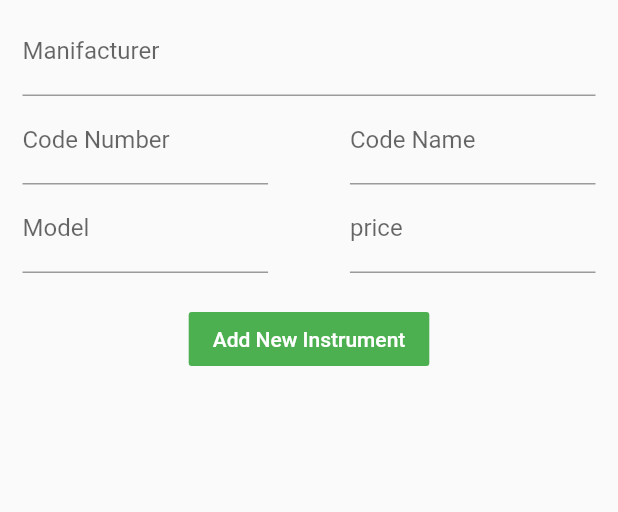
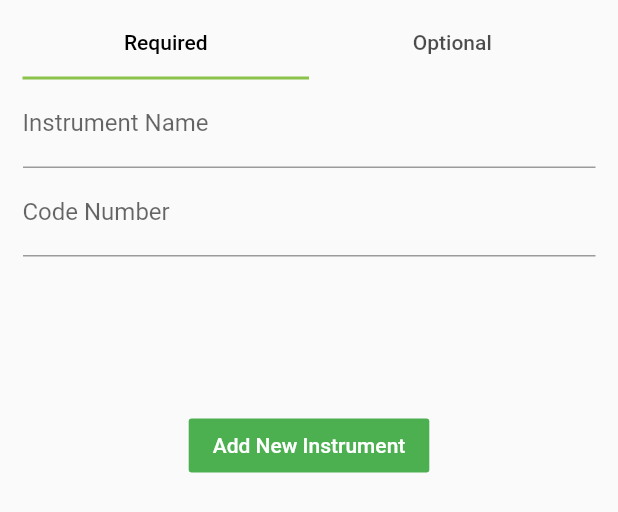
Before and after one commit to Asafvm/project_ts_2020, a Flutter app: the AddInstrumentForm widget shown alone on an empty page, opened directly, on a phone screen of 412 x 824 dp. Shown: the top 512 px of the screen. Run offline on Flutter 3.47's test engine with Material 2 defaults, Android fonts, the phone set to English and light mode, and no system bars; our stand-ins replace cloud_firestore, cloud_functions, contacts_service, file_picker, firebase_auth, firebase_storage; missing offline and left inert: flutter_pdfview, positioned_tap_detector; accounts and stored records are empty.

Commit message:
menu optimizations

```diff
--- a/lib/main.dart
+++ b/lib/main.dart
@@ -1,14 +1,9 @@
-import 'package:cloud_firestore/cloud_firestore.dart';
 import 'package:flutter/material.dart';
 import 'package:teamshare/providers/authentication.dart';
-import 'package:teamshare/providers/team_provider.dart';
 import 'package:teamshare/screens/admin_menu_screen.dart';
 import 'package:teamshare/screens/login_screen.dart';
 import 'package:teamshare/screens/main_screen.dart';
 import 'package:provider/provider.dart';
-
-import 'models/instrument.dart';
-import 'models/part.dart';
 
 void main() {
   runApp(TeamShare());
--- a/lib/providers/firebase_firestore_provider.dart
+++ b/lib/providers/firebase_firestore_provider.dart
@@ -4,8 +4,6 @@ import 'package:teamshare/models/instrument.dart';
 import 'package:teamshare/models/instrument_instance.dart';
 import 'package:teamshare/models/part.dart';
 import 'package:teamshare/providers/team_provider.dart';
-import 'package:http/http.dart' as http;
-import 'dart:convert' as json;
 
 import 'authentication.dart';
 
--- a/lib/widgets/add_instrument_form.dart
+++ b/lib/widgets/add_instrument_form.dart
@@ -47,19 +47,40 @@ class _AddInstrumentFormState extends State<AddInstrumentForm> {
                 bottom: MediaQuery.of(context).viewInsets.bottom + 10),
             child: Form(
               key: _instrumentForm,
+              child: DefaultTabController(
+                initialIndex: 0,
+                length: 2,
                 child: Column(
-                // mainAxisSize: MainAxisSize.min,
-                mainAxisAlignment: MainAxisAlignment.spaceAround,
+                  mainAxisSize: MainAxisSize.max,
+                  //mainAxisAlignment: MainAxisAlignment.end,
                   children: <Widget>[
-                  _buildTextFormField(
-                    "Manifacturer",
+                    TabBar(
+                      labelColor: Colors.black,
+                      tabs: [
+                        Tab(
+                          text: "Required",
+                        ),
+                        Tab(
+                          text: "Optional",
+                        ),
+                      ],
+                    ),
+                    Container(
+                      height: 200,
+                      child: TabBarView(
+                        children: [
+                          Column(
+                            children: <Widget>[
+                              Flexible(
+                                flex: 3,
+                                child: _buildTextFormField(
+                                  'Instrument Name',
                                   TextInputType.text,
                                   (val) {
-                      _newInstrument.setManifacturer(val);
+                                    _newInstrument.setCodeName(val);
                                   },
                                 ),
-                  Row(
-                    children: <Widget>[
+                              ),
                               Flexible(
                                 flex: 3,
                                 child: _buildTextFormField(
@@ -70,23 +91,17 @@ class _AddInstrumentFormState extends State<AddInstrumentForm> {
                                   },
                                 ),
                               ),
-                      Spacer(
-                        flex: 1,
+                            ],
                           ),
-                      Flexible(
-                        flex: 3,
-                        child: _buildTextFormField(
-                          'Code Name',
+                          Column(
+                            children: <Widget>[
+                              _buildTextFormField(
+                                "Manifacturer",
                                 TextInputType.text,
                                 (val) {
-                            _newInstrument.setCodeName(val);
+                                  _newInstrument.setManifacturer(val);
                                 },
                               ),
-                      ),
-                    ],
-                  ),
-                  Row(
-                    children: <Widget>[
                               Flexible(
                                 flex: 3,
                                 child: _buildTextFormField(
@@ -97,14 +112,12 @@ class _AddInstrumentFormState extends State<AddInstrumentForm> {
                                   },
                                 ),
                               ),
-                      Spacer(
-                        flex: 1,
-                      ),
                               Flexible(
                                 flex: 3,
                                 child: _buildTextFormField(
                                   "price",
-                          TextInputType.numberWithOptions(decimal: true),
+                                  TextInputType.numberWithOptions(
+                                      decimal: true),
                                   (val) {
                                     double price = double.tryParse(val);
                                     _newInstrument
@@ -113,6 +126,9 @@ class _AddInstrumentFormState extends State<AddInstrumentForm> {
                                 ),
                               ),
                             ],
+                          ),
+                        ],
+                      ),
                     ),
                     Container(
                         margin: EdgeInsets.symmetric(vertical: 20),
@@ -173,6 +189,7 @@ class _AddInstrumentFormState extends State<AddInstrumentForm> {
                   ],
                 ),
               ),
+            ),
           );
   }
 }
--- a/lib/widgets/team_thumbnail.dart
+++ b/lib/widgets/team_thumbnail.dart
@@ -27,7 +27,8 @@ class TeamThumbnail extends StatelessWidget {
               .asStream(),
           builder: (context, snapshot) {
             if (!snapshot.hasData) {
-              if (snapshot.connectionState == ConnectionState.done)
+              if (snapshot.connectionState == ConnectionState.done ||
+                  snapshot.connectionState == ConnectionState.active)
                 return Container(); //error getting data
               else
                 return Padding(
```
Also changed, not shown: lib/screens/admin_instrument_screen.dart (+19 -15 lines), lib/screens/login_screen.dart (+6 -8 lines), lib/screens/main_screen.dart (+8 -3 lines), lib/screens/team_home_screen.dart (+15 -9 lines), lib/widgets/auth_form.dart (+9 -5 lines), 2 other files. Lines whose indentation alone changed are shown as unchanged.
